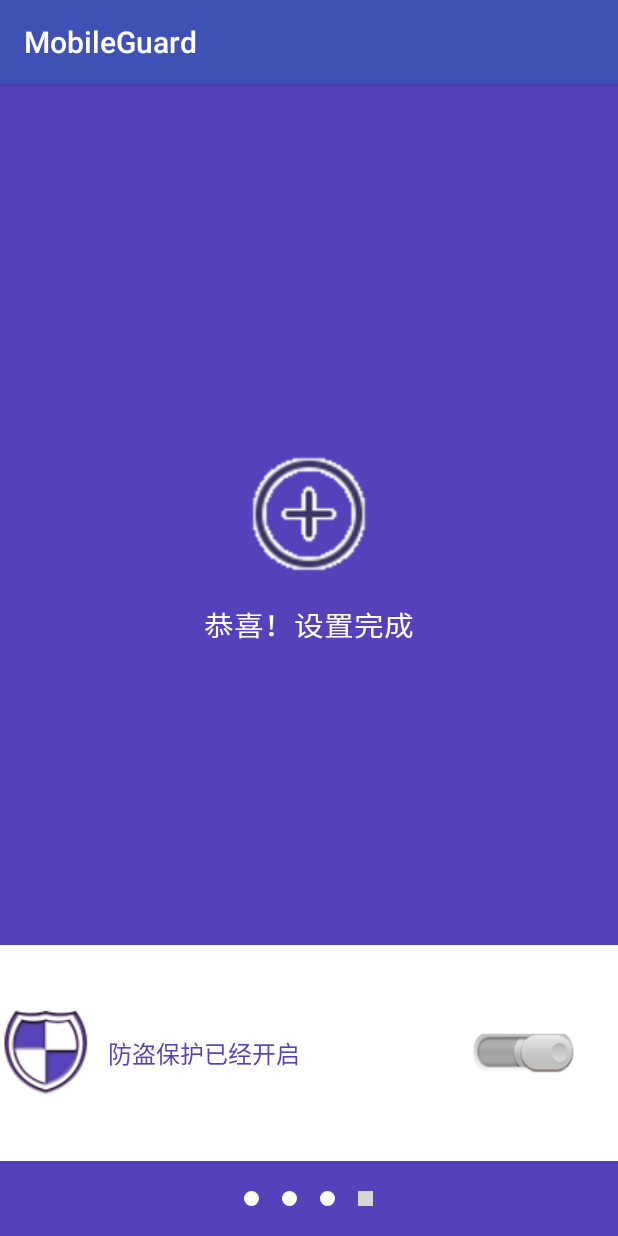
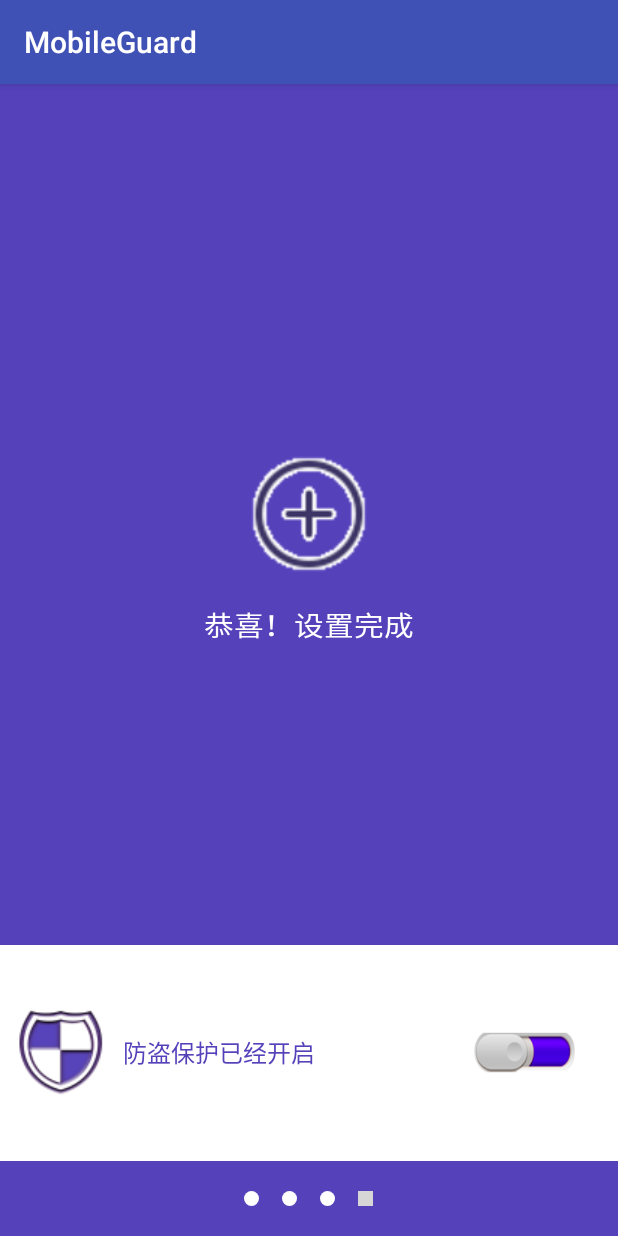
Before and after one commit to hh799194171/MobileGuard2, an Android app: the Setup4Activity screen opened directly, with no data from a screen before it, on a phone screen of 412 x 824 dp. Run offline under Robolectric (Android 15) with nearby library versions, the phone set to English and light mode, and no system bars.

Commit message:
测试一下

```diff
--- a/app/src/main/res/drawable/toggle_btn_bg_selector.xml
+++ b/app/src/main/res/drawable/toggle_btn_bg_selector.xml
@@ -1,8 +1,5 @@
 <?xml version="1.0" encoding="utf-8"?>
 <selector xmlns:android="http://schemas.android.com/apk/res/android">
-
     <item android:drawable="@drawable/swtch_btn_on" android:state_checked="true"></item>
     <item android:drawable="@drawable/switch_btn_off" android:state_checked="false"></item>
-
-
 </selector>
--- a/app/src/main/res/layout/activity_setup_4.xml
+++ b/app/src/main/res/layout/activity_setup_4.xml
@@ -1,12 +1,12 @@
 <?xml version="1.0" encoding="utf-8"?>
 <LinearLayout xmlns:android="http://schemas.android.com/apk/res/android"
-    android:orientation="vertical"
     android:layout_width="match_parent"
-    android:layout_height="match_parent">
+    android:layout_height="match_parent"
+    android:orientation="vertical">
     <LinearLayout
         android:layout_width="match_parent"
+        android:layout_height="match_parent"
         android:layout_weight="100"
-        android:layout_height="match_parent"
         android:orientation="vertical">
         <RelativeLayout
             android:layout_width="match_parent"
@@ -19,7 +19,6 @@
                 android:layout_height="80dp"
                 android:layout_centerInParent="true"
                 android:background="@drawable/add"/>
-
             <TextView
                 android:layout_width="match_parent"
                 android:layout_height="wrap_content"
@@ -29,7 +28,7 @@
                 android:text="恭喜！设置完成"
                 android:textColor="@android:color/white"
                 android:textScaleX="1.1"
-        android:textSize="18sp" />
+                android:textSize="18sp"/>
         </RelativeLayout>
         <RelativeLayout
             android:layout_width="match_parent"
@@ -39,15 +38,13 @@
             <TextView
                 android:id="@+id/tv_setup4_status"
                 style="@style/textview16sp"
+                android:layout_centerVertical="true"
+                android:layout_marginLeft="10dp"
                 android:drawableLeft="@drawable/security_phone"
                 android:drawablePadding="10dp"
-        android:textColor="@color/purple"
-        android:layout_width="wrap_content"
-        android:layout_height="match_parent"
-        android:layout_centerVertical="true"
-        android:layout_alignParentLeft="true"
-        android:layout_alignParentStart="true" />
+                android:textColor="@color/purple"/>
             <ToggleButton
+                android:id="@+id/togglebtn_securityfunction"
                 android:layout_width="70dp"
                 android:layout_height="30dp"
                 android:layout_alignParentRight="true"
@@ -55,8 +52,7 @@
                 android:layout_marginRight="27dp"
                 android:background="@drawable/toggle_btn_bg_selector"
                 android:textOff=""
-        android:textOn=""
-        android:id="@+id/toggleButton" />
+                android:textOn=""/>
         </RelativeLayout>
     </LinearLayout>
     <LinearLayout
@@ -67,7 +63,4 @@
         android:gravity="center">
         <include layout="@layout/setup_radiogroup"/>
     </LinearLayout>
-
-
-
 </LinearLayout>
```
Lines whose indentation alone changed are shown as unchanged.
